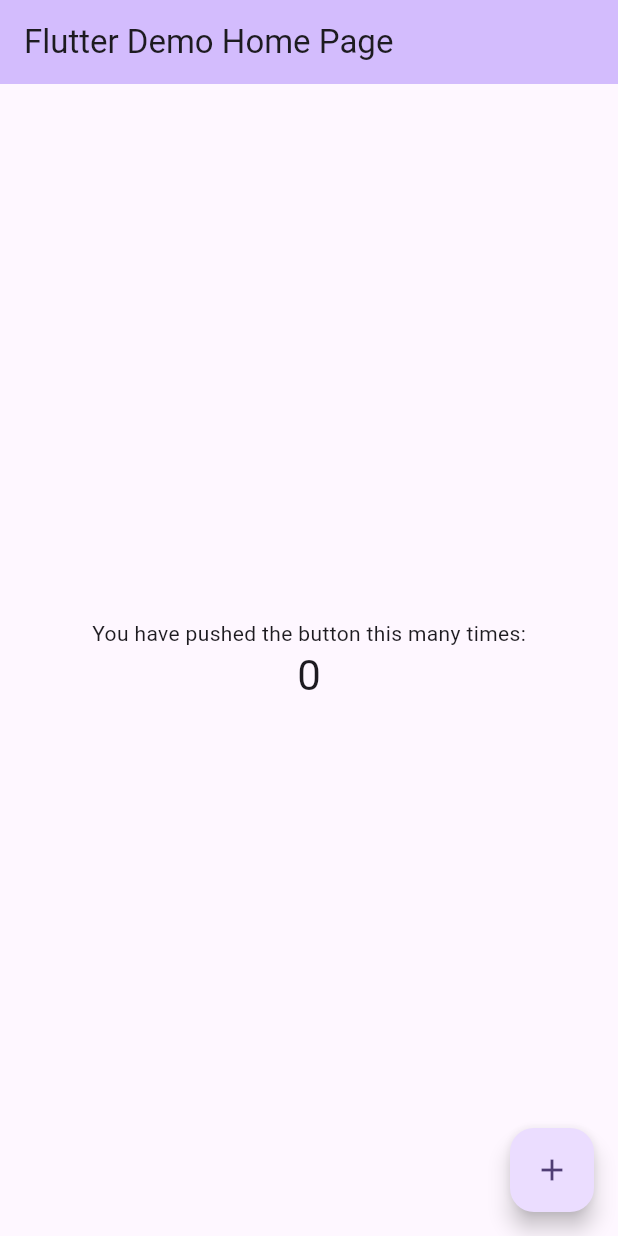
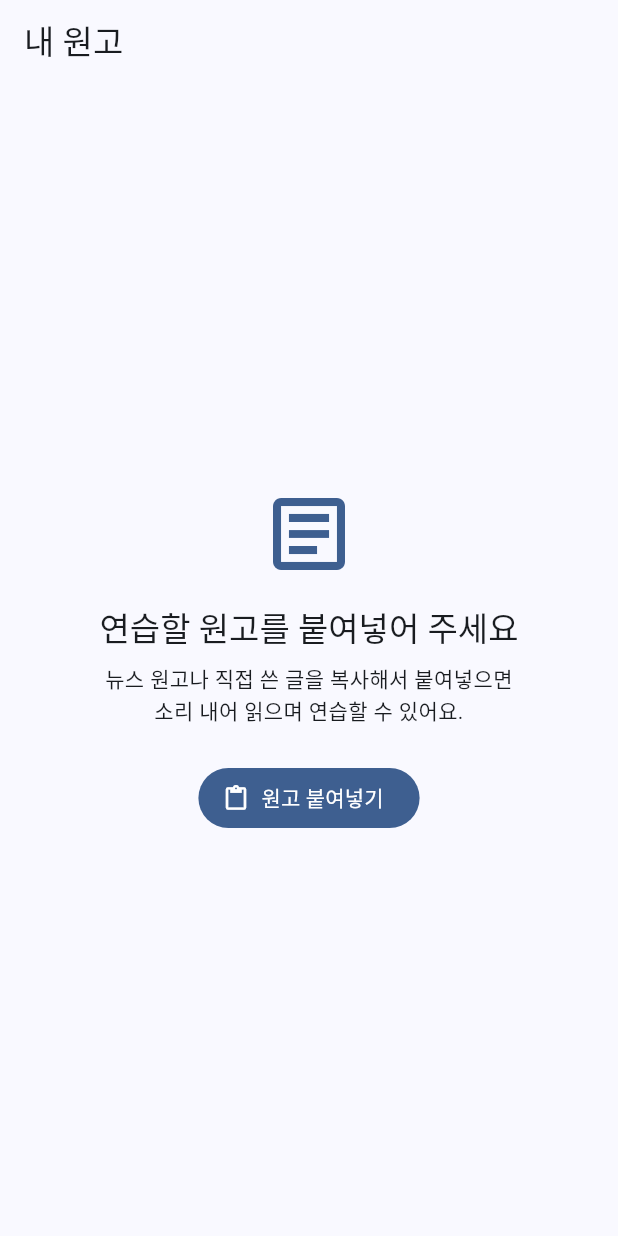
Before and after one commit to webpgmlee/announcer_app, a Flutter app: the screen it shows after launch, on a phone screen of 412 x 824 dp. Run offline on Flutter 3.47's test engine with Material 3 defaults, Android fonts, the phone set to English and light mode, and no system bars; our stand-ins replace flutter_riverpod, just_audio, sqflite; missing offline and left inert: record; accounts and stored records are empty.

Commit message:
feat: script list with paste-first onboarding
Co-Authored-By: Claude Opus 5.5 <noreply@anthropic.com>

```diff
--- /dev/null
+++ b/lib/app.dart
@@ -0,0 +1,27 @@
+// material_ui 패키지로 옮기기 전까지 프레임워크의 material을 쓴다.
+// ignore: deprecated_member_use
+import 'package:flutter/material.dart';
+
+import 'screens/script_list_screen.dart';
+
+export 'providers.dart';
+
+class AnnouncerApp extends StatelessWidget {
+  const AnnouncerApp({super.key});
+
+  @override
+  Widget build(BuildContext context) => MaterialApp(
+        title: '아나운서 연습',
+        debugShowCheckedModeBanner: false,
+        theme: ThemeData(
+          colorScheme: ColorScheme.fromSeed(seedColor: const Color(0xFF1D4E89)),
+        ),
+        darkTheme: ThemeData(
+          colorScheme: ColorScheme.fromSeed(
+            seedColor: const Color(0xFF1D4E89),
+            brightness: Brightness.dark,
+          ),
+        ),
+        home: const ScriptListScreen(),
+      );
+}
--- a/lib/main.dart
+++ b/lib/main.dart
@@ -1,122 +1,22 @@
-import 'package:material_ui/material_ui.dart';
+import 'package:flutter/widgets.dart';
+import 'package:flutter_riverpod/flutter_riverpod.dart';
+import 'package:path/path.dart' as p;
+import 'package:sqflite/sqflite.dart';
 
-void main() {
-  runApp(const MyApp());
+import 'app.dart';
+import 'data/database.dart';
+import 'data/script_repository.dart';
+import 'data/session_repository.dart';
+
+Future<void> main() async {
+  WidgetsFlutterBinding.ensureInitialized();
+  final db = await openAppDatabase(p.join(await getDatabasesPath(), 'announcer.db'));
+  final sessions = SessionRepository(db);
+  runApp(ProviderScope(
+    overrides: [
+      sessionRepositoryProvider.overrideWithValue(sessions),
+      scriptRepositoryProvider.overrideWithValue(ScriptRepository(db, sessions)),
+    ],
+    child: const AnnouncerApp(),
+  ));
 }
-
-class MyApp extends StatelessWidget {
-  const MyApp({super.key});
-
-  // This widget is the root of your application.
-  @override
-  Widget build(BuildContext context) {
-    return MaterialApp(
-      title: 'Flutter Demo',
-      theme: ThemeData(
-        // This is the theme of your application.
-        //
-        // TRY THIS: Try running your application with "flutter run". You'll see
-        // the application has a purple toolbar. Then, without quitting the app,
-        // try changing the seedColor in the colorScheme below to Colors.green
-        // and then invoke "hot reload" (save your changes or press the "hot
-        // reload" button in a Flutter-supported IDE, or press "r" if you used
-        // the command line to start the app).
-        //
-        // Notice that the counter didn't reset back to zero; the application
-        // state is not lost during the reload. To reset the state, use hot
-        // restart instead.
-        //
-        // This works for code too, not just values: Most code changes can be
-        // tested with just a hot reload.
-        colorScheme: .fromSeed(seedColor: Colors.deepPurple),
-      ),
-      home: const MyHomePage(title: 'Flutter Demo Home Page'),
-    );
-  }
-}
-
-class MyHomePage extends StatefulWidget {
-  const MyHomePage({super.key, required this.title});
-
-  // This widget is the home page of your application. It is stateful, meaning
-  // that it has a State object (defined below) that contains fields that affect
-  // how it looks.
-
-  // This class is the configuration for the state. It holds the values (in this
-  // case the title) provided by the parent (in this case the App widget) and
-  // used by the build method of the State. Fields in a Widget subclass are
-  // always marked "final".
-
-  final String title;
-
-  @override
-  State<MyHomePage> createState() => _MyHomePageState();
-}
-
-class _MyHomePageState extends State<MyHomePage> {
-  int _counter = 0;
-
-  void _incrementCounter() {
-    setState(() {
-      // This call to setState tells the Flutter framework that something has
-      // changed in this State, which causes it to rerun the build method below
-      // so that the display can reflect the updated values. If we changed
-      // _counter without calling setState(), then the build method would not be
-      // called again, and so nothing would appear to happen.
-      _counter++;
-    });
-  }
-
-  @override
-  Widget build(BuildContext context) {
-    // This method is rerun every time setState is called, for instance as done
-    // by the _incrementCounter method above.
-    //
-    // The Flutter framework has been optimized to make rerunning build methods
-    // fast, so that you can just rebuild anything that needs updating rather
-    // than having to individually change instances of widgets.
-    return Scaffold(
-      appBar: AppBar(
-        // TRY THIS: Try changing the color here to a specific color (to
-        // Colors.amber, perhaps?) and trigger a hot reload to see the AppBar
-        // change color while the other colors stay the same.
-        backgroundColor: Theme.of(context).colorScheme.inversePrimary,
-        // Here we take the value from the MyHomePage object that was created by
-        // the App.build method, and use it to set our appbar title.
-        title: Text(widget.title),
-      ),
-      body: Center(
-        // Center is a layout widget. It takes a single child and positions it
-        // in the middle of the parent.
-        child: Column(
-          // Column is also a layout widget. It takes a list of children and
-          // arranges them vertically. By default, it sizes itself to fit its
-          // children horizontally, and tries to be as tall as its parent.
-          //
-          // Column has various properties to control how it sizes itself and
-          // how it positions its children. Here we use mainAxisAlignment to
-          // center the children vertically; the main axis here is the vertical
-          // axis because Columns are vertical (the cross axis would be
-          // horizontal).
-          //
-          // TRY THIS: Invoke "debug painting" (choose the "Toggle Debug Paint"
-          // action in the IDE, or press "p" in the console), to see the
-          // wireframe for each widget.
-          mainAxisAlignment: .center,
-          children: [
-            const Text('You have pushed the button this many times:'),
-            Text(
-              '$_counter',
-              style: Theme.of(context).textTheme.headlineMedium,
-            ),
-          ],
-        ),
-      ),
-      floatingActionButton: FloatingActionButton(
-        onPressed: _incrementCounter,
-        tooltip: 'Increment',
-        child: const Icon(Icons.add),
-      ),
-    );
-  }
-}
--- /dev/null
+++ b/lib/providers.dart
@@ -0,0 +1,14 @@
+import 'package:flutter_riverpod/flutter_riverpod.dart';
+
+import 'data/models.dart';
+import 'data/script_repository.dart';
+import 'data/session_repository.dart';
+
+/// main()에서 DB를 연 뒤 ProviderScope overrides로 넣는다.
+final scriptRepositoryProvider =
+    Provider<ScriptRepository>((ref) => throw UnimplementedError());
+final sessionRepositoryProvider =
+    Provider<SessionRepository>((ref) => throw UnimplementedError());
+
+final scriptsProvider = FutureProvider<List<Script>>(
+    (ref) => ref.watch(scriptRepositoryProvider).all());
--- /dev/null
+++ b/lib/screens/script_list_screen.dart
@@ -0,0 +1,129 @@
+// ignore: deprecated_member_use
+import 'package:flutter/material.dart';
+import 'package:flutter_riverpod/flutter_riverpod.dart';
+
+import '../analysis/syllables.dart';
+import '../data/models.dart';
+import '../providers.dart';
+import 'script_edit_screen.dart';
+
+/// 원고를 눌렀을 때 열 화면. 연습 화면(Task 9)이 생기면 app에서 채운다.
+typedef ScriptOpener = void Function(BuildContext context, Script script);
+
+class ScriptListScreen extends ConsumerWidget {
+  const ScriptListScreen({super.key, this.onOpen});
+  final ScriptOpener? onOpen;
+
+  Future<void> _add(BuildContext context) => Navigator.of(context).push(
+      MaterialPageRoute<void>(builder: (_) => const ScriptEditScreen()));
+
+  @override
+  Widget build(BuildContext context, WidgetRef ref) {
+    final scripts = ref.watch(scriptsProvider);
+    return Scaffold(
+      appBar: AppBar(title: const Text('내 원고')),
+      floatingActionButton: scripts.value?.isNotEmpty == true
+          ? FloatingActionButton.extended(
+              onPressed: () => _add(context),
+              icon: const Icon(Icons.content_paste),
+              label: const Text('원고 추가'),
+            )
+          : null,
+      body: switch (scripts) {
+        AsyncData(:final value) when value.isEmpty =>
+          _EmptyGuide(onPaste: () => _add(context)),
+        AsyncData(:final value) => ListView.separated(
+            padding: const EdgeInsets.only(bottom: 96),
+            itemCount: value.length,
+            separatorBuilder: (_, _) => const Divider(height: 1),
+            itemBuilder: (context, i) => _ScriptTile(
+              script: value[i],
+              onTap: onOpen == null ? null : () => onOpen!(context, value[i]),
+            ),
+          ),
+        AsyncError() => const Center(child: Text('원고를 불러오지 못했어요')),
+        _ => const Center(child: CircularProgressIndicator()),
+      },
+    );
+  }
+}
+
+class _EmptyGuide extends StatelessWidget {
+  const _EmptyGuide({required this.onPaste});
+  final VoidCallback onPaste;
+
+  @override
+  Widget build(BuildContext context) {
+    final theme = Theme.of(context);
+    return Center(
+      child: Padding(
+        padding: const EdgeInsets.all(32),
+        child: Column(
+          mainAxisSize: MainAxisSize.min,
+          children: [
+            Icon(Icons.article_outlined, size: 64, color: theme.colorScheme.primary),
+            const SizedBox(height: 16),
+            Text('연습할 원고를 붙여넣어 주세요',
+                style: theme.textTheme.titleLarge, textAlign: TextAlign.center),
+            const SizedBox(height: 8),
+            Text('뉴스 원고나 직접 쓴 글을 복사해서 붙여넣으면\n소리 내어 읽으며 연습할 수 있어요.',
+                style: theme.textTheme.bodyMedium, textAlign: TextAlign.center),
+            const SizedBox(height: 24),
+            FilledButton.icon(
+              onPressed: onPaste,
+              icon: const Icon(Icons.content_paste),
+              label: const Text('원고 붙여넣기'),
+            ),
+          ],
+        ),
+      ),
+    );
+  }
+}
+
+class _ScriptTile extends ConsumerWidget {
+  const _ScriptTile({required this.script, this.onTap});
+  final Script script;
+  final VoidCallback? onTap;
+
+  Future<bool> _confirmDelete(BuildContext context) async =>
+      await showDialog<bool>(
+        context: context,
+        builder: (context) => AlertDialog(
+          title: const Text('원고를 지울까요?'),
+          content: const Text('이 원고로 연습한 녹음과 기록도 모두 지워져요.'),
+          actions: [
+            TextButton(
+                onPressed: () => Navigator.pop(context, false),
+                child: const Text('취소')),
+            TextButton(
+                onPressed: () => Navigator.pop(context, true),
+                child: const Text('지우기')),
+          ],
+        ),
+      ) ??
+      false;
+
+  @override
+  Widget build(BuildContext context, WidgetRef ref) => Dismissible(
+        key: ValueKey(script.id),
+        direction: DismissDirection.endToStart,
+        background: Container(
+          color: Theme.of(context).colorScheme.errorContainer,
+          alignment: Alignment.centerRight,
+          padding: const EdgeInsets.only(right: 24),
+          child: const Icon(Icons.delete_outline),
+        ),
+        confirmDismiss: (_) => _confirmDelete(context),
+        onDismissed: (_) async {
+          await ref.read(scriptRepositoryProvider).delete(script.id!);
+          ref.invalidate(scriptsProvider);
+        },
+        child: ListTile(
+          title: Text(script.title, maxLines: 1, overflow: TextOverflow.ellipsis),
+          subtitle: Text('${countSyllables(script.body)}음절'),
+          trailing: onTap == null ? null : const Icon(Icons.chevron_right),
+          onTap: onTap,
+        ),
+      );
+}
--- a/pubspec.yaml
+++ b/pubspec.yaml
@@ -41,6 +41,7 @@ dependencies:
   path: ^1.9.1
   record: ^7.2.0
   just_audio: ^0.10.6
+  flutter_riverpod: ^3.5.0
 
 dev_dependencies:
   flutter_test:
```
Also changed, not shown: lib/screens/script_edit_screen.dart (added, +138 -0 lines), pubspec.lock, 2 other files.
